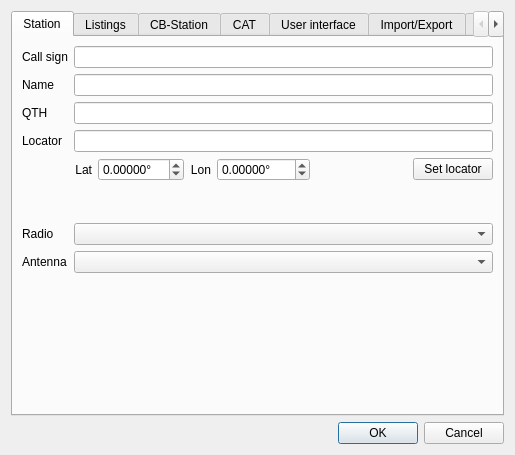
Qt form ui_files/DragonLog_Settings.ui (gitandy/DragonLog) before a commit.
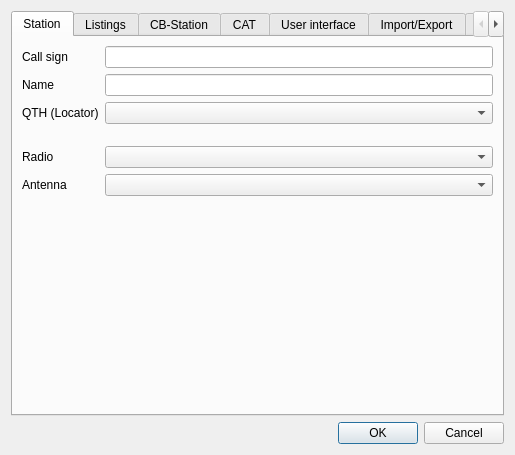
The same form after that commit.

Commit message: Added listing and selection for QTH/locator

```diff
--- a/ui_files/DragonLog_Settings.ui
+++ b/ui_files/DragonLog_Settings.ui
@@ -40,141 +40,6 @@
        <item row="0" column="1">
         <widget class="QLineEdit" name="callsignLineEdit"/>
        </item>
-       <item row="2" column="0">
-        <widget class="QLabel" name="label_3">
-         <property name="text">
-          <string>QTH</string>
-         </property>
-        </widget>
-       </item>
-       <item row="2" column="1">
-        <widget class="QLineEdit" name="QTHLineEdit"/>
-       </item>
-       <item row="3" column="0">
-        <widget class="QLabel" name="label_4">
-         <property name="text">
-          <string>Locator</string>
-         </property>
-        </widget>
-       </item>
-       <item row="3" column="1">
-        <widget class="QLineEdit" name="locatorLineEdit"/>
-       </item>
-       <item row="4" column="1">
-        <layout class="QHBoxLayout" name="horizontalLayout">
-         <property name="bottomMargin">
-          <number>10</number>
-         </property>
-         <item>
-          <widget class="QLabel" name="label_8">
-           <property name="layoutDirection">
-            <enum>Qt::LeftToRight</enum>
-           </property>
-           <property name="text">
-            <string>Lat</string>
-           </property>
-           <property name="alignment">
-            <set>Qt::AlignRight|Qt::AlignTrailing|Qt::AlignVCenter</set>
-           </property>
-          </widget>
-         </item>
-         <item>
-          <widget class="QDoubleSpinBox" name="latitudeDoubleSpinBox">
-           <property name="suffix">
-            <string>°</string>
-           </property>
-           <property name="decimals">
-            <number>5</number>
-           </property>
-           <property name="minimum">
-            <double>-90.000000000000000</double>
-           </property>
-           <property name="maximum">
-            <double>90.000000000000000</double>
-           </property>
-          </widget>
-         </item>
-         <item>
-          <widget class="QLabel" name="label_7">
-           <property name="layoutDirection">
-            <enum>Qt::LeftToRight</enum>
-           </property>
-           <property name="text">
-            <string>Lon</string>
-           </property>
-           <property name="alignment">
-            <set>Qt::AlignRight|Qt::AlignTrailing|Qt::AlignVCenter</set>
-           </property>
-          </widget>
-         </item>
-         <item>
-          <widget class="QDoubleSpinBox" name="longitudeDoubleSpinBox">
-           <property name="suffix">
-            <string>°</string>
-           </property>
-           <property name="decimals">
-            <number>5</number>
-           </property>
-           <property name="minimum">
-            <double>-180.000000000000000</double>
-           </property>
-           <property name="maximum">
-            <double>180.000000000000000</double>
-           </property>
-          </widget>
-         </item>
-         <item>
-          <spacer name="horizontalSpacer">
-           <property name="orientation">
-            <enum>Qt::Horizontal</enum>
-           </property>
-           <property name="sizeHint" stdset="0">
-            <size>
-             <width>40</width>
-             <height>20</height>
-            </size>
-           </property>
-          </spacer>
-         </item>
-         <item>
-          <widget class="QPushButton" name="setLocatorPushButton">
-           <property name="text">
-            <string>Set locator</string>
-           </property>
-          </widget>
-         </item>
-        </layout>
-       </item>
-       <item row="6" column="0">
-        <widget class="QLabel" name="label_5">
-         <property name="text">
-          <string>Radio</string>
-         </property>
-        </widget>
-       </item>
-       <item row="7" column="0">
-        <widget class="QLabel" name="label_6">
-         <property name="text">
-          <string>Antenna</string>
-         </property>
-        </widget>
-       </item>
-       <item row="5" column="1">
-        <spacer name="verticalSpacer">
-         <property name="orientation">
-          <enum>Qt::Vertical</enum>
-         </property>
-         <property name="sizeType">
-          <enum>QSizePolicy::Minimum</enum>
-         </property>
-         <property name="sizeHint" stdset="0">
-          <size>
-           <width>20</width>
-           <height>20</height>
-          </size>
-         </property>
-        </spacer>
-       </item>
        <item row="1" column="0">
         <widget class="QLabel" name="label_2">
          <property name="text">
@@ -185,25 +50,65 @@
        <item row="1" column="1">
         <widget class="QLineEdit" name="nameLineEdit"/>
        </item>
-       <item row="8" column="1">
-        <spacer name="verticalSpacer_11">
+       <item row="2" column="0">
+        <widget class="QLabel" name="label_3">
+         <property name="text">
+          <string>QTH (Locator)</string>
+         </property>
+        </widget>
+       </item>
+       <item row="3" column="1">
+        <spacer name="verticalSpacer">
          <property name="orientation">
           <enum>Qt::Vertical</enum>
          </property>
+         <property name="sizeType">
+          <enum>QSizePolicy::Minimum</enum>
+         </property>
          <property name="sizeHint" stdset="0">
           <size>
            <width>20</width>
-           <height>500</height>
+           <height>10</height>
           </size>
          </property>
         </spacer>
        </item>
-       <item row="6" column="1">
+       <item row="4" column="0">
+        <widget class="QLabel" name="label_5">
+         <property name="text">
+          <string>Radio</string>
+         </property>
+        </widget>
+       </item>
+       <item row="4" column="1">
         <widget class="QComboBox" name="radioComboBox"/>
        </item>
-       <item row="7" column="1">
+       <item row="5" column="0">
+        <widget class="QLabel" name="label_6">
+         <property name="text">
+          <string>Antenna</string>
+         </property>
+        </widget>
+       </item>
+       <item row="5" column="1">
         <widget class="QComboBox" name="antennaComboBox"/>
        </item>
+       <item row="6" column="1">
+        <spacer name="verticalSpacer_11">
+         <property name="orientation">
+          <enum>Qt::Vertical</enum>
+         </property>
+         <property name="sizeHint" stdset="0">
+          <size>
+           <width>20</width>
+           <height>500</height>
+          </size>
+         </property>
+        </spacer>
+       </item>
+       <item row="2" column="1">
+        <widget class="QComboBox" name="qthComboBox"/>
+       </item>
       </layout>
      </widget>
      <widget class="QWidget" name="listings">
```
Left out of the diff: 48 changed lines with no effect on the pictures. The commit also changes 5 other files.
